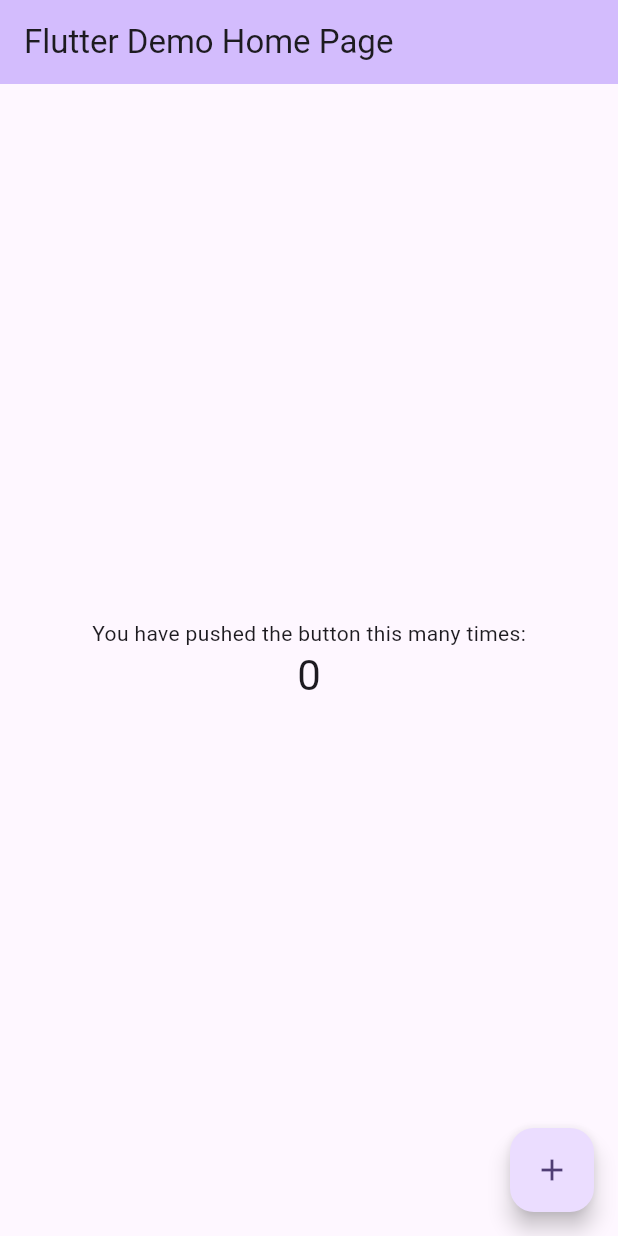
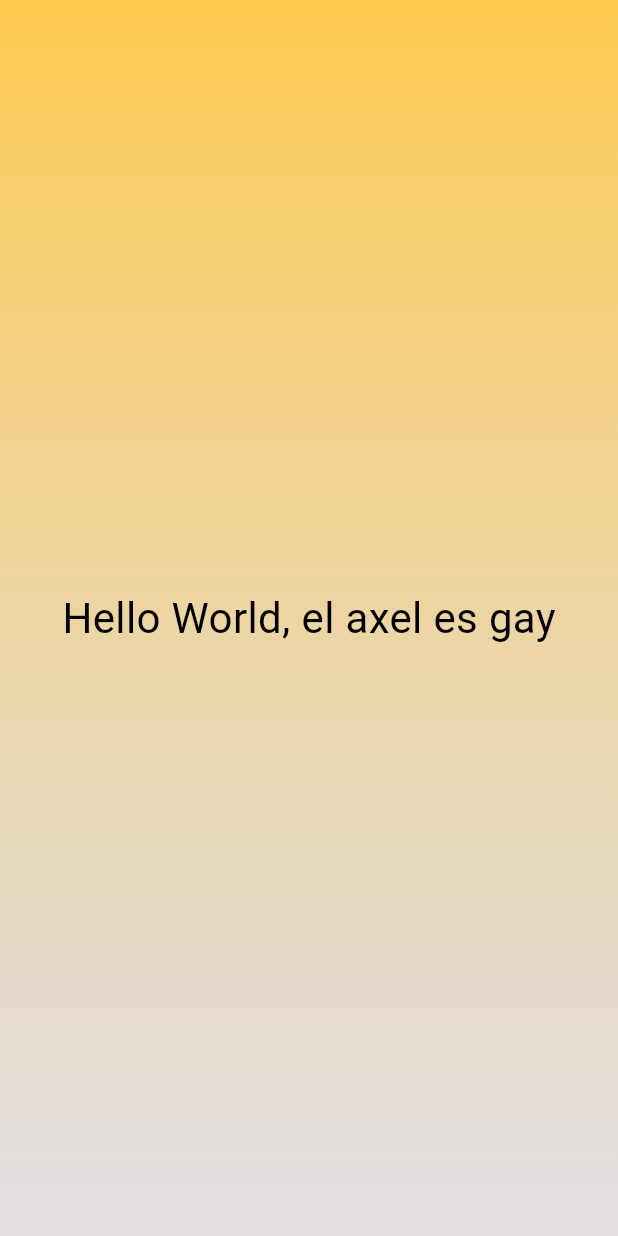
Before and after one commit to totopos12/Flutter_Cafe, a Flutter app: the screen it shows after launch, on a phone screen of 412 x 824 dp. Run offline on Flutter 3.47's test engine with Material 3 defaults, Android fonts, the phone set to English and light mode, and no system bars.

Commit message:
Axel Gay

```diff
--- /dev/null
+++ b/cafe_latte/lib/first_widget.dart
@@ -0,0 +1,25 @@
+import 'package:flutter/material.dart';
+import 'package:cafe_latte/tittle_styled.dart';
+
+  class FirstWidget extends StatelessWidget{
+   const FirstWidget({super.key});
+
+    @override
+    Widget build(context) {
+      return Container(
+        decoration: const BoxDecoration(
+            gradient: LinearGradient(
+              colors: [
+                 Color.fromARGB(191, 255, 189, 23),
+                 Color.fromARGB(135, 200, 200, 200),
+              ],
+              begin: Alignment.topCenter,
+              end: Alignment.bottomCenter,
+            ),
+          ),
+          child: const Center(
+            child: StyledTittle(),
+                ),
+                );
+    }
+}
--- a/cafe_latte/lib/main.dart
+++ b/cafe_latte/lib/main.dart
@@ -1,122 +1,12 @@
+import 'package:cafe_latte/first_widget.dart';
 import 'package:flutter/material.dart';
 
 void main() {
-  runApp(const MyApp());
+  runApp(
+    MaterialApp(
+      home: Scaffold(
+        body: FirstWidget()
+            ),
+          ),
+  );
 }
-
-class MyApp extends StatelessWidget {
-  const MyApp({super.key});
-
-  // This widget is the root of your application.
-  @override
-  Widget build(BuildContext context) {
-    return MaterialApp(
-      title: 'Flutter Demo',
-      theme: ThemeData(
-        // This is the theme of your application.
-        //
-        // TRY THIS: Try running your application with "flutter run". You'll see
-        // the application has a purple toolbar. Then, without quitting the app,
-        // try changing the seedColor in the colorScheme below to Colors.green
-        // and then invoke "hot reload" (save your changes or press the "hot
-        // reload" button in a Flutter-supported IDE, or press "r" if you used
-        // the command line to start the app).
-        //
-        // Notice that the counter didn't reset back to zero; the application
-        // state is not lost during the reload. To reset the state, use hot
-        // restart instead.
-        //
-        // This works for code too, not just values: Most code changes can be
-        // tested with just a hot reload.
-        colorScheme: ColorScheme.fromSeed(seedColor: Colors.deepPurple),
-      ),
-      home: const MyHomePage(title: 'Flutter Demo Home Page'),
-    );
-  }
-}
-
-class MyHomePage extends StatefulWidget {
-  const MyHomePage({super.key, required this.title});
-
-  // This widget is the home page of your application. It is stateful, meaning
-  // that it has a State object (defined below) that contains fields that affect
-  // how it looks.
-
-  // This class is the configuration for the state. It holds the values (in this
-  // case the title) provided by the parent (in this case the App widget) and
-  // used by the build method of the State. Fields in a Widget subclass are
-  // always marked "final".
-
-  final String title;
-
-  @override
-  State<MyHomePage> createState() => _MyHomePageState();
-}
-
-class _MyHomePageState extends State<MyHomePage> {
-  int _counter = 0;
-
-  void _incrementCounter() {
-    setState(() {
-      // This call to setState tells the Flutter framework that something has
-      // changed in this State, which causes it to rerun the build method below
-      // so that the display can reflect the updated values. If we changed
-      // _counter without calling setState(), then the build method would not be
-      // called again, and so nothing would appear to happen.
-      _counter++;
-    });
-  }
-
-  @override
-  Widget build(BuildContext context) {
-    // This method is rerun every time setState is called, for instance as done
-    // by the _incrementCounter method above.
-    //
-    // The Flutter framework has been optimized to make rerunning build methods
-    // fast, so that you can just rebuild anything that needs updating rather
-    // than having to individually change instances of widgets.
-    return Scaffold(
-      appBar: AppBar(
-        // TRY THIS: Try changing the color here to a specific color (to
-        // Colors.amber, perhaps?) and trigger a hot reload to see the AppBar
-        // change color while the other colors stay the same.
-        backgroundColor: Theme.of(context).colorScheme.inversePrimary,
-        // Here we take the value from the MyHomePage object that was created by
-        // the App.build method, and use it to set our appbar title.
-        title: Text(widget.title),
-      ),
-      body: Center(
-        // Center is a layout widget. It takes a single child and positions it
-        // in the middle of the parent.
-        child: Column(
-          // Column is also a layout widget. It takes a list of children and
-          // arranges them vertically. By default, it sizes itself to fit its
-          // children horizontally, and tries to be as tall as its parent.
-          //
-          // Column has various properties to control how it sizes itself and
-          // how it positions its children. Here we use mainAxisAlignment to
-          // center the children vertically; the main axis here is the vertical
-          // axis because Columns are vertical (the cross axis would be
-          // horizontal).
-          //
-          // TRY THIS: Invoke "debug painting" (choose the "Toggle Debug Paint"
-          // action in the IDE, or press "p" in the console), to see the
-          // wireframe for each widget.
-          mainAxisAlignment: MainAxisAlignment.center,
-          children: <Widget>[
-            const Text('You have pushed the button this many times:'),
-            Text(
-              '$_counter',
-              style: Theme.of(context).textTheme.headlineMedium,
-            ),
-          ],
-        ),
-      ),
-      floatingActionButton: FloatingActionButton(
-        onPressed: _incrementCounter,
-        tooltip: 'Increment',
-        child: const Icon(Icons.add),
-      ), // This trailing comma makes auto-formatting nicer for build methods.
-    );
-  }
-}
--- /dev/null
+++ b/cafe_latte/lib/tittle_styled.dart
@@ -0,0 +1,15 @@
+import 'package:flutter/material.dart';
+
+class StyledTittle extends StatelessWidget {
+  const StyledTittle({super.key});
+
+@override
+Widget build(context) {
+  return const Text('Hello World, el axel es gay',
+              style: TextStyle(
+                fontSize: 28,
+                color: Colors.black
+          ),
+      );
+  }
+}
```
Also changed, not shown: 1 other file.
